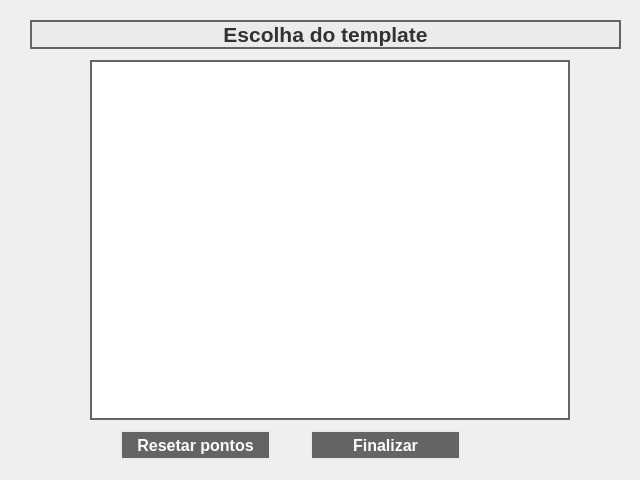
Above: Sources/Windows/UI/template_dialog.ui from gabrieldinse/package-cover-offset before the change. Below: the same form after it.
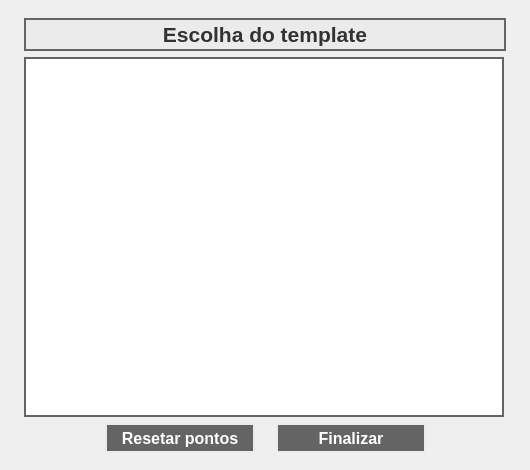
That is the form after the change.

Commit message: Alterado layout das interface; adicionado funcionalidade ao botao de Editar o produto

```diff
--- a/Sources/Windows/UI/template_dialog.ui
+++ b/Sources/Windows/UI/template_dialog.ui
@@ -6,58 +6,43 @@
    <rect>
     <x>0</x>
     <y>0</y>
-    <width>640</width>
-    <height>480</height>
+    <width>530</width>
+    <height>470</height>
    </rect>
   </property>
+  <property name="sizePolicy">
+   <sizepolicy hsizetype="Fixed" vsizetype="Fixed">
+    <horstretch>0</horstretch>
+    <verstretch>0</verstretch>
+   </sizepolicy>
+  </property>
+  <property name="minimumSize">
+   <size>
+    <width>500</width>
+    <height>400</height>
+   </size>
+  </property>
+  <property name="maximumSize">
+   <size>
+    <width>530</width>
+    <height>470</height>
+   </size>
+  </property>
   <property name="windowTitle">
    <string>Dialog</string>
   </property>
-  <widget class="QGraphicsView" name="graphics_view">
+  <widget class="QWidget" name="">
    <property name="geometry">
     <rect>
-     <x>90</x>
-     <y>60</y>
-     <width>480</width>
-     <height>360</height>
+     <x>24</x>
+     <y>18</y>
+     <width>482</width>
+     <height>435</height>
     </rect>
    </property>
-   <property name="sizePolicy">
-    <sizepolicy hsizetype="Fixed" vsizetype="Fixed">
-     <horstretch>0</horstretch>
-     <verstretch>0</verstretch>
-    </sizepolicy>
-   </property>
-   <property name="minimumSize">
-    <size>
-     <width>480</width>
-     <height>360</height>
-    </size>
-   </property>
-   <property name="maximumSize">
-    <size>
-     <width>480</width>
-     <height>360</height>
-    </size>
-   </property>
-   <property name="styleSheet">
-    <string notr="true">border-color: rgb(100, 100, 100);
-border-width : 2px;
-border-style:solid;</string>
-   </property>
-   <property name="alignment">
-    <set>Qt::AlignRight|Qt::AlignTrailing|Qt::AlignVCenter</set>
-   </property>
-  </widget>
+   <layout class="QVBoxLayout" name="verticalLayout">
+    <item>
   <widget class="QLabel" name="label_33">
-   <property name="geometry">
-    <rect>
-     <x>30</x>
-     <y>20</y>
-     <width>591</width>
-     <height>29</height>
-    </rect>
-   </property>
    <property name="font">
     <font>
      <pointsize>16</pointsize>
@@ -79,24 +64,69 @@
     <set>Qt::AlignCenter</set>
    </property>
   </widget>
+    </item>
+    <item>
+     <widget class="QGraphicsView" name="graphics_view">
+      <property name="sizePolicy">
+       <sizepolicy hsizetype="Fixed" vsizetype="Fixed">
+        <horstretch>0</horstretch>
+        <verstretch>0</verstretch>
+       </sizepolicy>
+      </property>
+      <property name="minimumSize">
+       <size>
+        <width>480</width>
+        <height>360</height>
+       </size>
+      </property>
+      <property name="maximumSize">
+       <size>
+        <width>480</width>
+        <height>360</height>
+       </size>
+      </property>
+      <property name="styleSheet">
+       <string notr="true">border-color: rgb(100, 100, 100);
+border-width : 2px;
+border-style:solid;</string>
+      </property>
+      <property name="alignment">
+       <set>Qt::AlignRight|Qt::AlignTrailing|Qt::AlignVCenter</set>
+      </property>
+     </widget>
+    </item>
+    <item>
+     <layout class="QHBoxLayout" name="horizontalLayout">
+      <item>
+       <spacer name="horizontalSpacer">
+        <property name="orientation">
+         <enum>Qt::Horizontal</enum>
+        </property>
+        <property name="sizeHint" stdset="0">
+         <size>
+          <width>40</width>
+          <height>20</height>
+         </size>
+        </property>
+       </spacer>
+      </item>
+      <item>
   <widget class="QPushButton" name="reset_push_button">
-   <property name="geometry">
-    <rect>
-     <x>120</x>
-     <y>430</y>
-     <width>151</width>
-     <height>30</height>
-    </rect>
-   </property>
    <property name="sizePolicy">
     <sizepolicy hsizetype="Preferred" vsizetype="Fixed">
      <horstretch>0</horstretch>
      <verstretch>0</verstretch>
     </sizepolicy>
    </property>
+        <property name="minimumSize">
+         <size>
+          <width>150</width>
+          <height>30</height>
+         </size>
+        </property>
    <property name="maximumSize">
     <size>
-     <width>999999</width>
+          <width>150</width>
      <height>30</height>
     </size>
    </property>
@@ -118,27 +148,49 @@
     <string>Resetar pontos</string>
    </property>
   </widget>
+      </item>
+      <item>
+       <spacer name="horizontalSpacer_3">
+        <property name="orientation">
+         <enum>Qt::Horizontal</enum>
+        </property>
+        <property name="sizeType">
+         <enum>QSizePolicy::Fixed</enum>
+        </property>
+        <property name="sizeHint" stdset="0">
+         <size>
+          <width>15</width>
+          <height>20</height>
+         </size>
+        </property>
+       </spacer>
+      </item>
+      <item>
   <widget class="QPushButton" name="finish_push_button">
    <property name="enabled">
     <bool>false</bool>
    </property>
-   <property name="geometry">
-    <rect>
-     <x>310</x>
-     <y>430</y>
-     <width>151</width>
-     <height>30</height>
-    </rect>
-   </property>
    <property name="sizePolicy">
-    <sizepolicy hsizetype="Preferred" vsizetype="Fixed">
+         <sizepolicy hsizetype="Fixed" vsizetype="Fixed">
      <horstretch>0</horstretch>
      <verstretch>0</verstretch>
     </sizepolicy>
    </property>
+        <property name="minimumSize">
+         <size>
+          <width>150</width>
+          <height>30</height>
+         </size>
+        </property>
    <property name="maximumSize">
     <size>
-     <width>999999</width>
+          <width>150</width>
+          <height>30</height>
+         </size>
+        </property>
+        <property name="sizeIncrement">
+         <size>
+          <width>150</width>
      <height>30</height>
     </size>
    </property>
@@ -159,6 +211,24 @@
    <property name="text">
     <string>Finalizar</string>
    </property>
+       </widget>
+      </item>
+      <item>
+       <spacer name="horizontalSpacer_2">
+        <property name="orientation">
+         <enum>Qt::Horizontal</enum>
+        </property>
+        <property name="sizeHint" stdset="0">
+         <size>
+          <width>40</width>
+          <height>20</height>
+         </size>
+        </property>
+       </spacer>
+      </item>
+     </layout>
+    </item>
+   </layout>
   </widget>
  </widget>
  <resources/>
```
Lines whose indentation alone changed are shown as unchanged. The commit also changes 13 other files.
